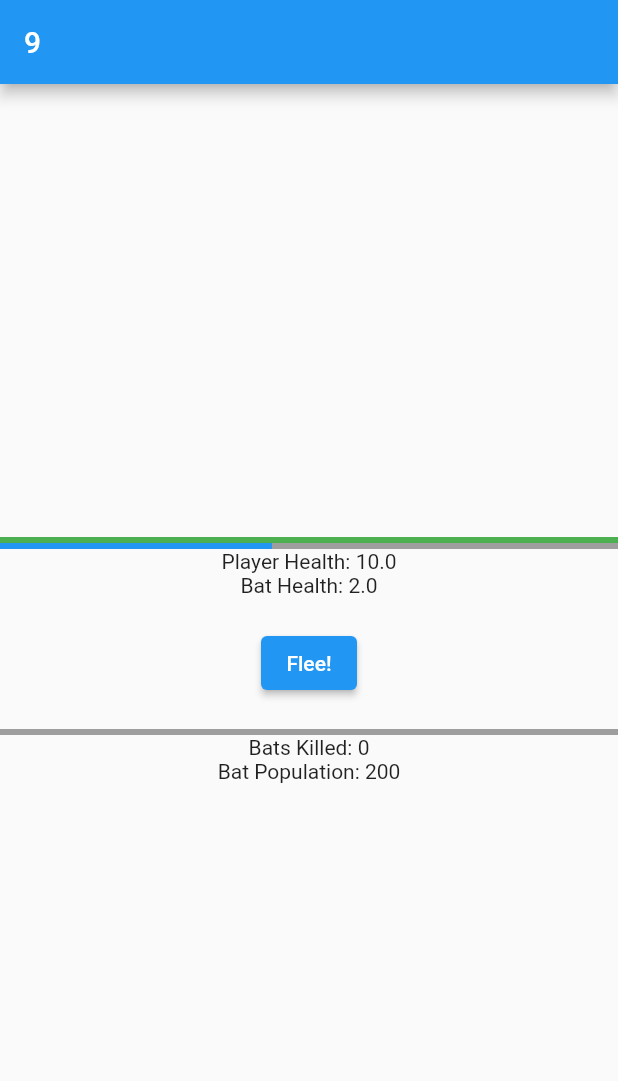
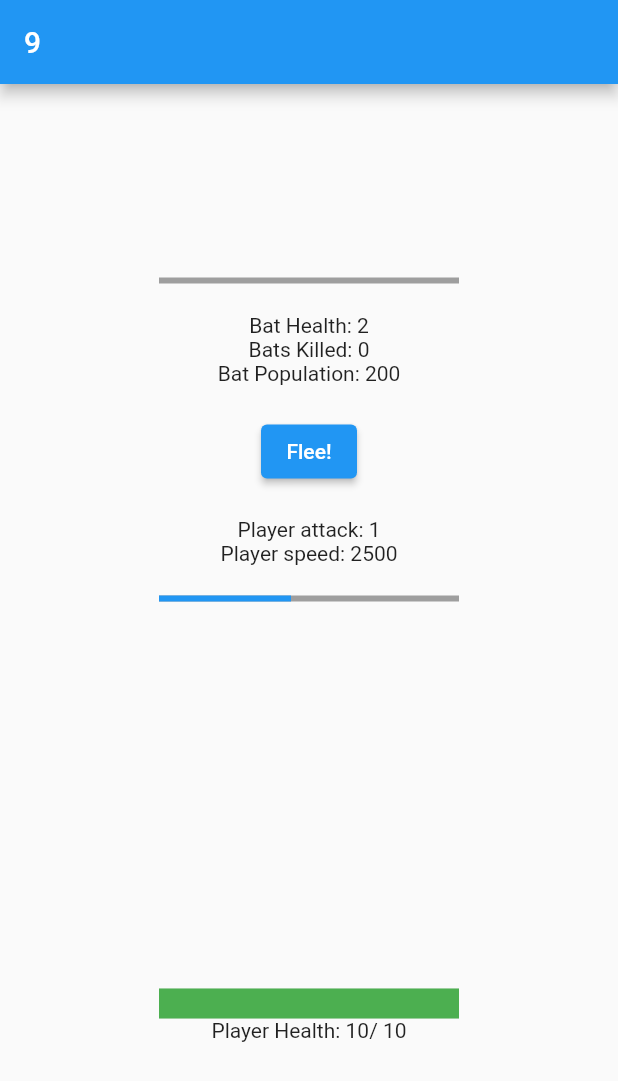
Before and after one commit to mgehrls/absorber_clone, a Flutter app: the screen it shows after launch, after a tap on "Start Battle", on a phone screen of 412 x 824 dp. Shown: the top 1081 px of the screen. Run offline on Flutter 3.47's test engine with Material 2 defaults, Android fonts, the phone set to English and light mode, and no system bars; our stand-ins replace decimal.

Commit message:
added decimal, need routing

```diff
--- a/lib/main.dart
+++ b/lib/main.dart
@@ -1,6 +1,7 @@
 // ignore_for_file: library_private_types_in_public_api
 
 import 'package:absorber_clone/utils/looping_bar.dart';
+import 'package:decimal/decimal.dart';
 import 'package:flutter/material.dart';
 import 'dart:async';
 import 'models/fighter.dart';
@@ -35,17 +36,12 @@ class _GameScreenState extends State<GameScreen> {
   bool activeFight = false;
   late Player player;
   late Enemy enemy;
-  late LoopingProgressBar playerTimer;
-  late LoopingProgressBar enemyTimer;
+  late TurnIndicator playerTimer;
+  late TurnIndicator enemyTimer;
 
   void startTimer() {
     Timer.periodic(const Duration(seconds: 1), (timer) {
-      if (!inBattle) {
-        if (!activeFight) {
-        } else {
       regen();
-        }
-      }
       setState(() {
         timePlayed++;
       });
@@ -55,10 +51,9 @@ class _GameScreenState extends State<GameScreen> {
   void regen() {
     if (!inBattle) {
       if (player.hp < player.maxHp) {
-        player.hp =
-            double.parse((player.hp + 1).toStringAsFixed(2)) > player.maxHp
+        player.hp = player.hp + 1.toDecimal() > player.maxHp
             ? player.maxHp
-                : double.parse((player.hp + 1).toStringAsFixed(2));
+            : player.hp + 1.toDecimal();
       }
     }
   }
@@ -69,11 +64,14 @@ class _GameScreenState extends State<GameScreen> {
   }
 
   void firstAttacksSecond(Fighter first, Fighter second) {
-    second.hp = double.parse((second.hp - first.attack).toStringAsFixed(2));
-    if (second.hp <= 0) {
-      second.hp = 0;
-      if (second is Enemy) {
+    second.hp = second.hp - first.attack;
+    if (second.hp <= 0.toDecimal()) {
+      second.hp = 0.toDecimal();
+      if (second is Enemy && first is Player) {
         second.killed += 1;
+        first.absorbStat('speed', -1);
+        first.absorbStat('attack', .02);
+        first.absorbStat('maxHp', .01);
         if (second.killed < second.population) {
           endEncounter();
         } else if (second.killed == second.population) {
@@ -87,8 +85,12 @@ class _GameScreenState extends State<GameScreen> {
 
   void endEncounter() async {
     activeFight = false;
-    delayedFunction(enemyRespawn);
-    delayedFunction(startBattle);
+    delayedFunction(() {
+      enemyRespawn();
+      if (inBattle) {
+        activeFight = true;
+      }
+    });
   }
 
   void enemyRespawn() {
@@ -97,6 +99,8 @@ class _GameScreenState extends State<GameScreen> {
 
   void endBattle() {
     inBattle = false;
+    activeFight = false;
+    enemyRespawn();
   }
 
   Future<void> delayedFunction(Function x) async {
@@ -107,8 +111,8 @@ class _GameScreenState extends State<GameScreen> {
   @override
   void initState() {
     super.initState();
-    enemy = Bat(2, 0);
-    player = Player(2500, 1, 10, 10);
+    enemy = Bat(2.toDecimal(), 0);
+    player = Player(2500, 1.toDecimal(), 10.toDecimal(), 10.toDecimal());
     startTimer();
   }
 
@@ -116,20 +120,22 @@ class _GameScreenState extends State<GameScreen> {
   Widget build(BuildContext context) {
     return Scaffold(
       appBar: AppBar(title: Text(timePlayed.toString())),
-      body: Center(
+      body: Column(
+        mainAxisAlignment: MainAxisAlignment.spaceAround,
+        children: [
+          Center(
             child: Column(
               mainAxisAlignment: MainAxisAlignment.center,
               children: <Widget>[
-            HpProgressBar(maxHp: player.maxHp, hp: player.hp),
-            inBattle
-                ? LoopingProgressBar(
-                    duration: player.speed,
-                    onProgressComplete: () => firstAttacksSecond(player, enemy),
+                TurnIndicator(
+                  duration: enemy.speed,
+                  onProgressComplete: () => firstAttacksSecond(enemy, player),
                   isPlaying: activeFight,
-                  )
-                : const Text("Resting..."),
-            Text('Player Health: ${player.hp}'),
+                ),
+                const SizedBox(height: 20),
                 Text('${enemy.name} Health: ${enemy.hp}'),
+                Text('${enemy.name}s Killed: ${enemy.killed}'),
+                Text('${enemy.name} Population: ${enemy.population}'),
                 const SizedBox(height: 20),
                 inBattle
                     ? ElevatedButton(
@@ -137,22 +143,31 @@ class _GameScreenState extends State<GameScreen> {
                         child: const Text('Flee!'),
                       )
                     : ElevatedButton(
-                    onPressed:
-                        enemy.killed == enemy.population ? null : startBattle,
+                        onPressed: enemy.killed == enemy.population
+                            ? null
+                            : startBattle,
                         child: const Text('Start Battle'),
                       ),
                 const SizedBox(height: 20),
-            inBattle
-                ? LoopingProgressBar(
-                    duration: enemy.speed,
-                    onProgressComplete: () => firstAttacksSecond(enemy, player),
+                Text('Player attack: ${player.attack}'),
+                Text('Player speed: ${player.speed}'),
+                const SizedBox(height: 20),
+                TurnIndicator(
+                  duration: player.speed,
+                  onProgressComplete: () => firstAttacksSecond(player, enemy),
                   isPlaying: activeFight,
-                  )
-                : const Text("Awaiting your challenge"),
-            Text('${enemy.name}s Killed: ${enemy.killed}'),
-            Text('${enemy.name} Population: ${enemy.population}'),
+                ),
               ],
             ),
+          ),
+          Column(
+            crossAxisAlignment: CrossAxisAlignment.center,
+            children: [
+              HpProgressBar(maxHp: player.maxHp, hp: player.hp),
+              Text('Player Health: ${player.hp}/ ${player.maxHp}')
+            ],
+          ),
+        ],
       ),
     );
   }
--- a/lib/models/enemies.dart
+++ b/lib/models/enemies.dart
@@ -1,4 +1,6 @@
 // ignore_for_file: overridden_fields, unused_field
+
+import 'package:decimal/decimal.dart';
 
 import 'fighter.dart';
 
@@ -7,7 +9,7 @@ abstract class Enemy extends Fighter {
   late final int _population; // make population private
   late int killed;
 
-  Enemy(int speed, double attack, double maxHp, double hp, this.name,
+  Enemy(int speed, Decimal attack, Decimal maxHp, Decimal hp, this.name,
       int population, this.killed)
       : _population = population,
         super(speed, attack, maxHp, hp);
@@ -20,17 +22,18 @@ class Bat extends Enemy {
   @override
   final int _population;
   final int _speed;
-  final double _maxHp;
-  final double _attack;
+  final Decimal _maxHp;
+  final Decimal _attack;
   final String _name;
 
-  Bat(double hp, int killed)
+  Bat(Decimal hp, int killed)
       : _population = 200,
         _speed = 1000,
-        _maxHp = 2.0,
-        _attack = 0.3,
+        _maxHp = 2.toDecimal(),
+        _attack = Decimal.parse("0.3"),
         _name = "Bat",
-        super(1000, .3, 2.0, 2, "Bat", 200, killed);
+        super(1000, Decimal.parse(".3"), 2.toDecimal(), 2.toDecimal(), "Bat",
+            200, killed);
 
   // implement the population getter in the subclass
   @override
--- a/lib/models/fighter.dart
+++ b/lib/models/fighter.dart
@@ -1,8 +1,10 @@
+import 'package:decimal/decimal.dart';
+
 class Fighter {
   int speed;
-  double attack;
-  double hp;
-  double maxHp;
+  Decimal attack;
+  Decimal hp;
+  Decimal maxHp;
 
   Fighter(this.speed, this.attack, this.maxHp, this.hp);
 }
--- a/lib/models/player.dart
+++ b/lib/models/player.dart
@@ -1,6 +1,23 @@
+import 'package:decimal/decimal.dart';
+
 import 'fighter.dart';
 
 class Player extends Fighter {
-  Player(int speed, double attack, double maxHp, double hp)
+  Player(int speed, Decimal attack, Decimal maxHp, Decimal hp)
       : super(speed, attack, maxHp, hp);
+
+  void absorbStat(String stat, dynamic number) {
+    switch (stat) {
+      case 'speed':
+        speed += number as int;
+        break;
+      case 'attack':
+        attack += Decimal.parse(number.toString());
+        break;
+      case 'maxHp':
+        maxHp += Decimal.parse(number.toString());
+        break;
+      default:
+    }
+  }
 }
--- a/lib/utils/looping_bar.dart
+++ b/lib/utils/looping_bar.dart
@@ -1,21 +1,21 @@
 import 'package:flutter/material.dart';
 
-class LoopingProgressBar extends StatefulWidget {
+class TurnIndicator extends StatefulWidget {
   final int duration;
   final Function onProgressComplete;
   final bool isPlaying;
 
-  const LoopingProgressBar({
+  const TurnIndicator({
     required this.duration,
     required this.onProgressComplete,
     this.isPlaying = true,
   });
 
   @override
-  _LoopingProgressBarState createState() => _LoopingProgressBarState();
+  _TurnIndicatorState createState() => _TurnIndicatorState();
 }
 
-class _LoopingProgressBarState extends State<LoopingProgressBar>
+class _TurnIndicatorState extends State<TurnIndicator>
     with SingleTickerProviderStateMixin {
   late AnimationController _animationController;
   late Animation<double> _animation;
@@ -57,15 +57,18 @@ class _LoopingProgressBarState extends State<LoopingProgressBar>
 
   @override
   Widget build(BuildContext context) {
-    return LinearProgressIndicator(
-      value: _animation.value,
-      backgroundColor: Colors.grey,
-      valueColor: const AlwaysStoppedAnimation<Color>(Colors.blue),
+    return SizedBox(
+      width: 200,
+      child: LinearProgressIndicator(
+        value: _animation.value,
+        backgroundColor: Colors.grey,
+        valueColor: const AlwaysStoppedAnimation<Color>(Colors.blue),
+      ),
     );
   }
 
   @override
-  void didUpdateWidget(LoopingProgressBar oldWidget) {
+  void didUpdateWidget(TurnIndicator oldWidget) {
     super.didUpdateWidget(oldWidget);
     if (widget.isPlaying != oldWidget.isPlaying) {
       if (widget.isPlaying) {
--- a/lib/utils/progress_bar.dart
+++ b/lib/utils/progress_bar.dart
@@ -2,11 +2,12 @@
 
 import 'dart:async';
 
+import 'package:decimal/decimal.dart';
 import 'package:flutter/material.dart';
 
 class HpProgressBar extends StatefulWidget {
-  final double maxHp;
-  final double hp;
+  final Decimal maxHp;
+  final Decimal hp;
 
   const HpProgressBar({super.key, required this.maxHp, required this.hp});
 
@@ -31,77 +32,20 @@ class _HpProgressBarState extends State<HpProgressBar> {
 
   void _calculatePercentage() {
     setState(() {
-      _percentage = widget.hp / widget.maxHp;
+      _percentage = widget.hp.toDouble() / widget.maxHp.toDouble();
     });
   }
 
   @override
   Widget build(BuildContext context) {
-    return LinearProgressIndicator(
-      value: _percentage,
-      backgroundColor: Colors.grey[300],
-      valueColor: const AlwaysStoppedAnimation<Color>(Colors.green),
+    return SizedBox(
+      width: 200,
+      child: LinearProgressIndicator(
+        value: _percentage,
+        minHeight: 20,
+        backgroundColor: Colors.grey[300],
+        valueColor: const AlwaysStoppedAnimation<Color>(Colors.green),
+      ),
     );
   }
 }
-
-class TurnIndicator extends StatefulWidget {
-  final int turnLength;
-
-  const TurnIndicator({Key? key, required this.turnLength}) : super(key: key);
-
-  @override
-  _TurnIndicatorState createState() => _TurnIndicatorState();
-
-  void startTimer() {
-    _TurnIndicatorState state = _TurnIndicatorState();
-    state._startTimer();
-  }
-
-  void stopTimer() {
-    _TurnIndicatorState state = _TurnIndicatorState();
-    state._stopTimer();
-  }
-}
-
-class _TurnIndicatorState extends State<TurnIndicator> {
-  double _progress = 0;
-  Timer? _timer;
-
-  @override
-  void initState() {
-    super.initState();
-    _startTimer();
-  }
-
-  @override
-  void dispose() {
-    _stopTimer();
-    super.dispose();
-  }
-
-  void _startTimer() {
-    _timer = Timer.periodic(Duration(milliseconds: widget.turnLength), (timer) {
-      setState(() {
-        _progress = 1;
-      });
-    });
-  }
-
-  void _stopTimer() {
-    _timer?.cancel();
-    setState(() {
-      _progress = 0;
-    });
-  }
-
-  @override
-  Widget build(BuildContext context) {
-    return LinearProgressIndicator(
-      value: _progress,
-      backgroundColor: Colors.grey[300],
-      minHeight: 10,
-      valueColor: const AlwaysStoppedAnimation<Color>(Colors.blue),
-    );
-  }
-}
--- a/pubspec.yaml
+++ b/pubspec.yaml
@@ -35,6 +35,7 @@ dependencies:
   # The following adds the Cupertino Icons font to your application.
   # Use with the CupertinoIcons class for iOS style icons.
   cupertino_icons: ^1.0.2
+  decimal: ^2.3.2
 
 dev_dependencies:
   flutter_test:
```
Also changed, not shown: pubspec.lock. Lines whose indentation alone changed are shown as unchanged.
